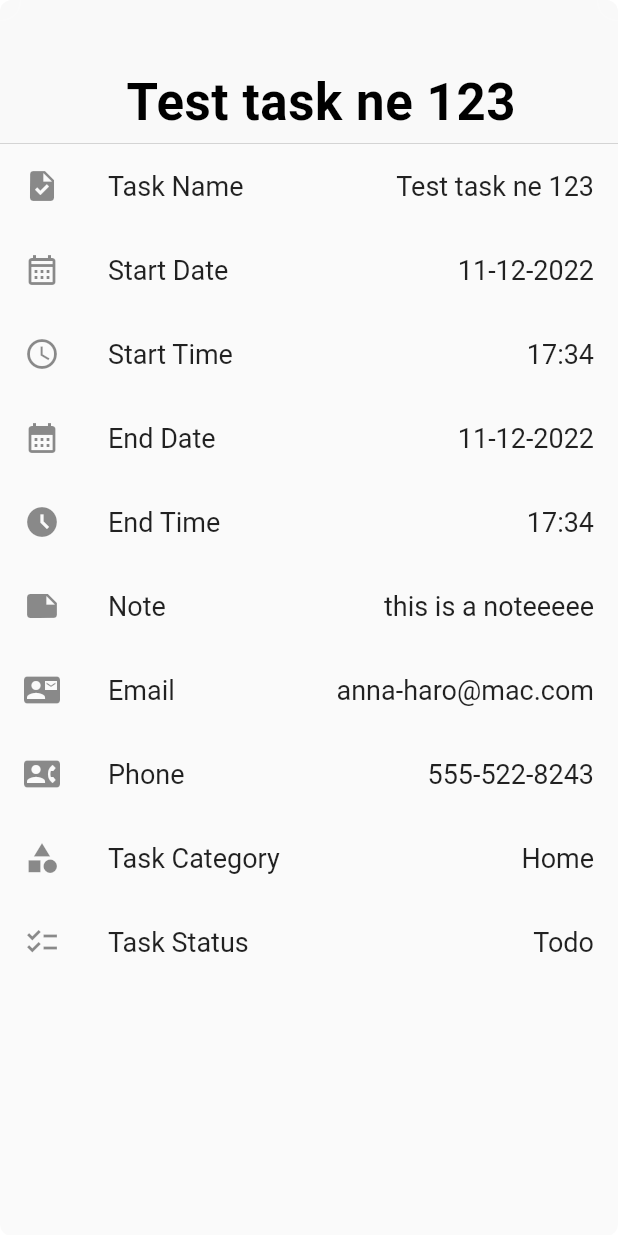
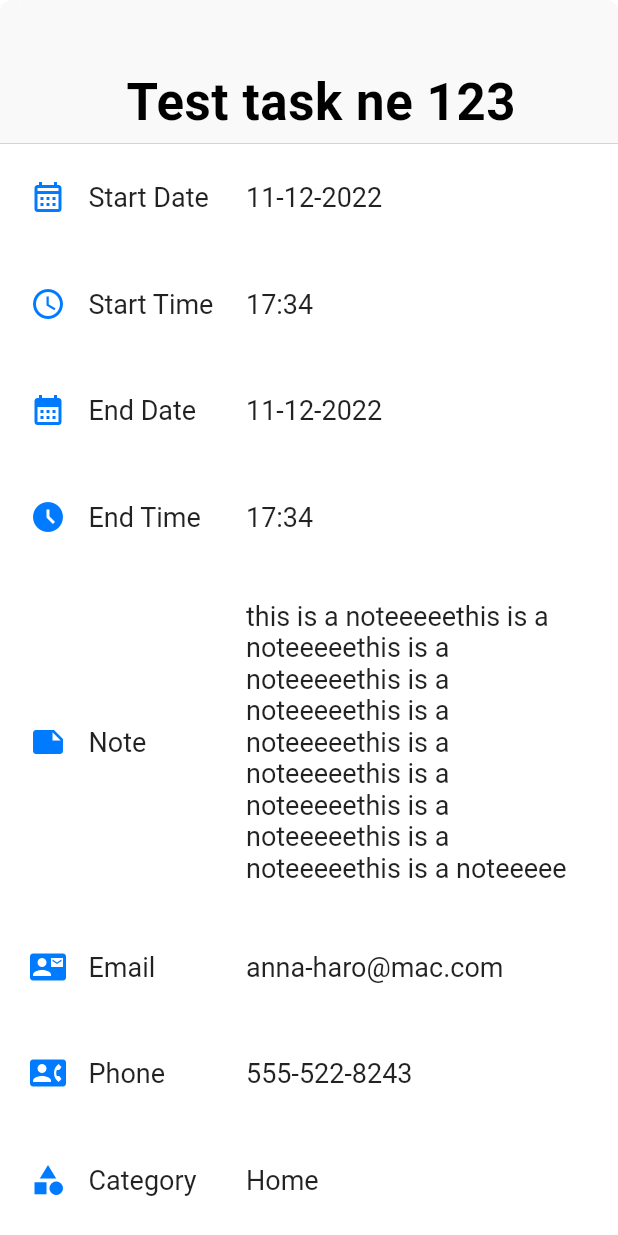
Before and after one commit to TuanHungVU1202/PeerReminder, a Flutter app: the ViewTaskPage screen opened directly, on a phone screen of 412 x 824 dp. Run offline on Flutter 3.47's test engine with Material 2 defaults, Android fonts, the phone set to English and light mode, and no system bars; our stand-ins replace basic_utils, contacts_service, flutter_slidable, permission_handler; missing offline and left inert: simple_autocomplete_formfield.

Commit message:
Remove uncessary fields in ViewTaskPage. Better ViewTaskPage with expanded widget

```diff
--- a/peer_reminder_flutter/lib/common/Util.dart
+++ b/peer_reminder_flutter/lib/common/Util.dart
@@ -86,7 +86,7 @@ class Util {
       "17:34",
       "11-12-2022",
       "17:34",
-      "this is a noteeeee",
+      "this is a noteeeeethis is a noteeeeethis is a noteeeeethis is a noteeeeethis is a noteeeeethis is a noteeeeethis is a noteeeeethis is a noteeeeethis is a noteeeeethis is a noteeeee",
       "anna-haro@mac.com",
       "555-522-8243",
       "Home",
--- a/peer_reminder_flutter/lib/tasks/ViewTaskPage.dart
+++ b/peer_reminder_flutter/lib/tasks/ViewTaskPage.dart
@@ -69,8 +69,6 @@ class _ViewTaskState extends State<ViewTaskPage> {
     return Column(
       mainAxisAlignment: MainAxisAlignment.spaceEvenly,
       children: [
-        _createListTileForSingleItem(
-            const Icon(Icons.task), "Task Name", widget._task.taskName),
         _createListTileForSingleItem(const Icon(Icons.calendar_month_outlined),
             "Start Date", widget._task.startDate),
         _createListTileForSingleItem(const Icon(Icons.access_time),
@@ -85,20 +83,47 @@ class _ViewTaskState extends State<ViewTaskPage> {
             const Icon(Icons.contact_mail), "Email", widget._task.email ?? ""),
         _createListTileForSingleItem(const Icon(Icons.contact_phone), "Phone",
             widget._task.phoneNo ?? ""),
-        _createListTileForSingleItem(const Icon(Icons.category),
-            "Task Category", widget._task.taskCategory),
-        _createListTileForSingleItem(const Icon(Icons.checklist), "Task Status",
-            widget._task.taskStatus),
+        _createListTileForSingleItem(
+            const Icon(Icons.category), "Category", widget._task.taskCategory),
+        _createListTileForSingleItem(
+            const Icon(Icons.checklist), "Status", widget._task.taskStatus),
       ],
     );
   }
 
-  ListTile _createListTileForSingleItem(
+  Container _createListTileForSingleItem(
       Icon leadingIcon, String title, String subTitle) {
-    return ListTile(
-        leading: leadingIcon,
-        title: Text(title, style: _titleFont),
-        trailing: Text(subTitle, style: _subTitleFont));
+    return Container(
+      color: Colors.white,
+      child: Padding(
+        padding: const EdgeInsets.symmetric(horizontal: 20, vertical: 20),
+        child: Row(
+          mainAxisAlignment: MainAxisAlignment.spaceBetween,
+          children: [
+            leadingIcon,
+            const SizedBox(width: 10),
+            SizedBox(
+              width: 110,
+              child: Padding(
+                padding: const EdgeInsets.all(5),
+                child: Text(
+                  title,
+                  style: _titleFont,
+                  overflow: TextOverflow.fade,
+                ),
+              ),
+            ),
+            Expanded(
+              child: Text(
+                subTitle,
+                style: _subTitleFont,
+                overflow: TextOverflow.fade,
+              ),
+            ),
+          ],
+        ),
+      ),
+    );
   }
 
   // --------------------------------------
```
